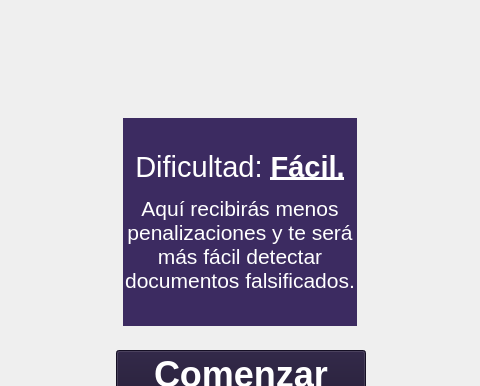
Above: PantallaMenu/pantallamenu.ui from 0tomi/POO-TP before the change; both pictures show x 160 to 640 and y 0 to 386 of the 800 by 600 pixel window. Below: the same form after it.
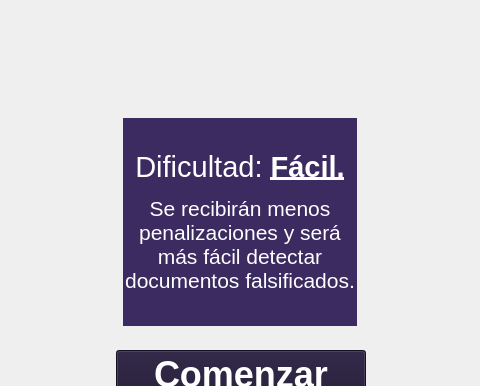
That is the form after the change. The open tabs and pages were chosen to show the change. Icons and pictures are not drawn.

```diff
--- a/PantallaMenu/pantallamenu.ui
+++ b/PantallaMenu/pantallamenu.ui
@@ -482,7 +482,7 @@
                  <string notr="true">background-color: #3c2b61</string>
                 </property>
                 <property name="text">
-                 <string>&lt;html&gt;&lt;head/&gt;&lt;body&gt;&lt;p align=&quot;center&quot;&gt;&lt;span style=&quot; font-size:22pt; color:#ffffff;&quot;&gt;Dificultad: &lt;/span&gt;&lt;span style=&quot; font-size:22pt; font-weight:700; text-decoration: underline; color:#ffffff;&quot;&gt;Fácil.&lt;/span&gt;&lt;/p&gt;&lt;p align=&quot;center&quot;&gt;&lt;span style=&quot; font-size:16pt; color:#ffffff;&quot;&gt;Aquí recibirás menos penalizaciones y te será más fácil detectar documentos falsificados.&lt;/span&gt;&lt;/p&gt;&lt;/body&gt;&lt;/html&gt;</string>
+                 <string>&lt;html&gt;&lt;head/&gt;&lt;body&gt;&lt;p align=&quot;center&quot;&gt;&lt;span style=&quot; font-size:22pt; color:#ffffff;&quot;&gt;Dificultad: &lt;/span&gt;&lt;span style=&quot; font-size:22pt; font-weight:700; text-decoration: underline; color:#ffffff;&quot;&gt;Fácil.&lt;/span&gt;&lt;/p&gt;&lt;p align=&quot;center&quot;&gt;&lt;span style=&quot; font-size:16pt; color:#ffffff;&quot;&gt;Se recibirán menos penalizaciones y será más fácil detectar documentos falsificados.&lt;/span&gt;&lt;/p&gt;&lt;/body&gt;&lt;/html&gt;</string>
                 </property>
                 <property name="textFormat">
                  <enum>Qt::RichText</enum>
```
Left out of the diff: 6 changed lines with no effect on the pictures.
